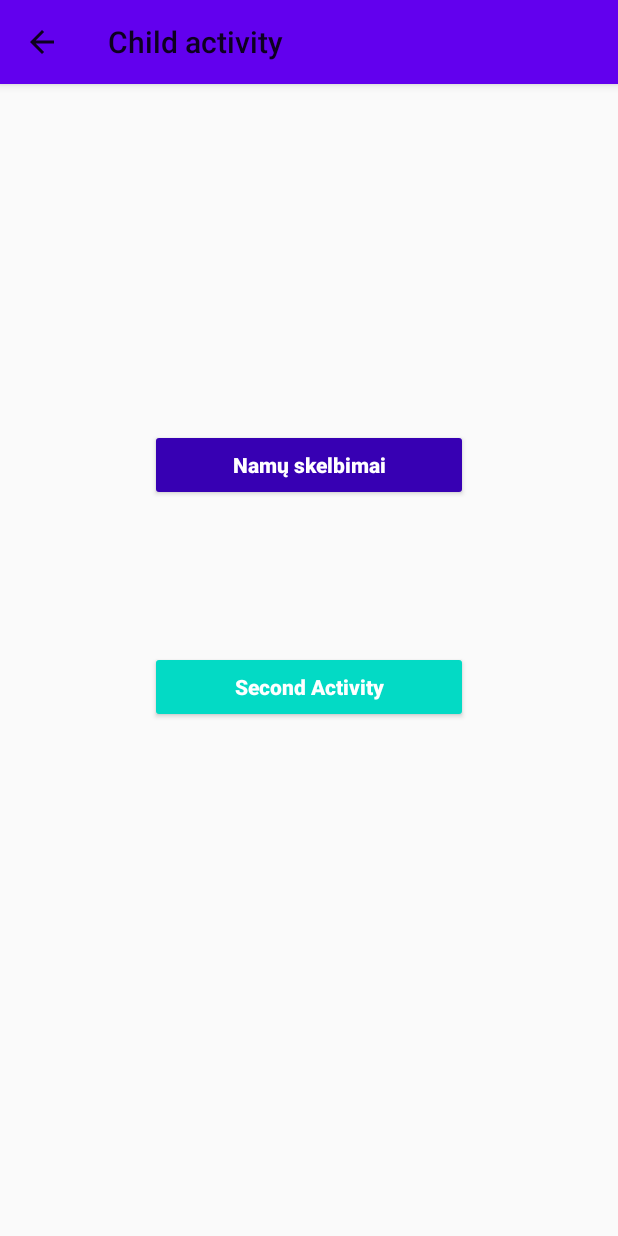
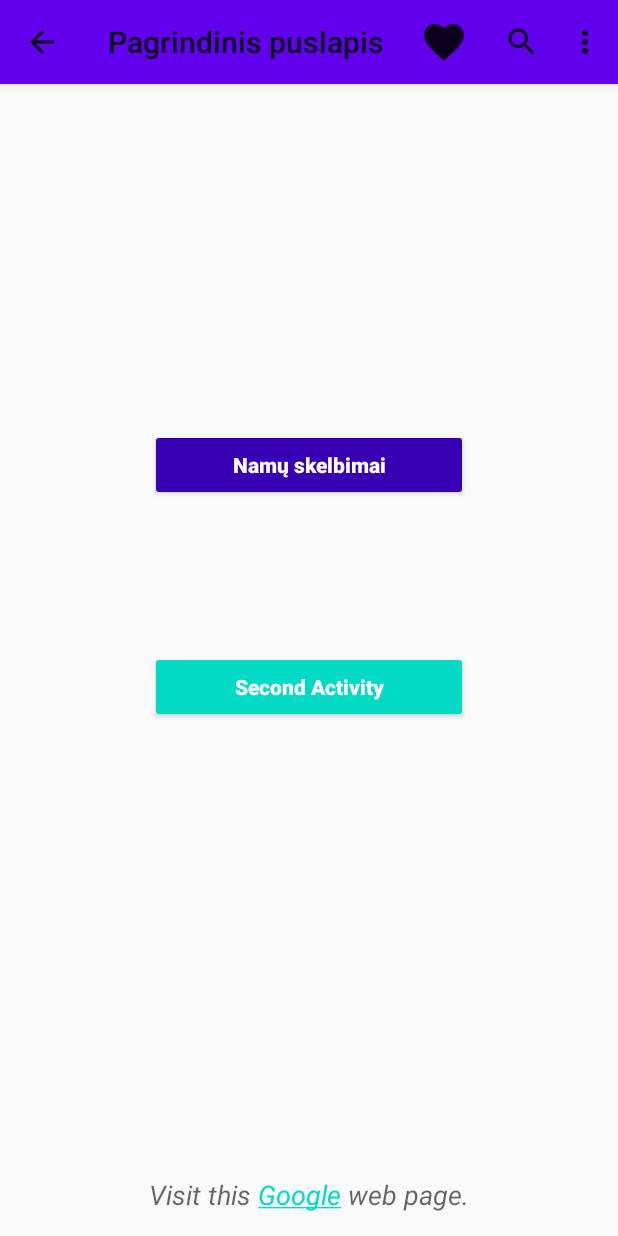
Before and after one commit to AurimasJa/Real-estate, an Android app: the FirstActivity screen opened directly, with no data from a screen before it, on a phone screen of 412 x 824 dp. Run offline under Robolectric (Android 15) with nearby library versions, the light colour scheme and no system bars.

Commit message:
design improvements

```diff
--- a/app/src/main/java/edu/ktu/myfirstapplication/FirstActivity.java
+++ b/app/src/main/java/edu/ktu/myfirstapplication/FirstActivity.java
@@ -3,9 +3,14 @@ package edu.ktu.myfirstapplication;
 import androidx.appcompat.app.ActionBar;
 import androidx.appcompat.app.AppCompatActivity;
 import androidx.appcompat.widget.Toolbar;
+import androidx.appcompat.widget.SearchView;
+import androidx.appcompat.view.menu.MenuView;
 import android.content.Context;
 import android.content.Intent;
 import android.os.Bundle;
+import android.text.Html;
+import android.text.method.LinkMovementMethod;
+import android.view.Menu;
 import android.view.View;
 import android.widget.Button;
 import android.widget.TextView;
@@ -16,7 +21,7 @@ public class FirstActivity extends AppCompatActivity {
     private Button myButton;
     private Button skelbimai;
     private Toolbar myToolbar;
-    private TextView myTextView;
+    private TextView link;
     private Button secondActivityButton;
     private Context context = this;
 
@@ -32,7 +37,10 @@ public class FirstActivity extends AppCompatActivity {
 
         ActionBar ab = getSupportActionBar();
         ab.setDisplayHomeAsUpEnabled(true);
-  //      myTextView = (TextView) findViewById(R.id.textView);
+        link = (TextView) findViewById(R.id.link);
+        String linkText = "Visit this <a href='https://google.com'>Google</a> web page.";
+        link.setText(Html.fromHtml(linkText));
+        link.setMovementMethod(LinkMovementMethod.getInstance());
 
         skelbimai.setOnClickListener(skelbimaiClick);
         secondActivityButton.setOnClickListener(startSecondActivity);
@@ -100,4 +108,17 @@ public class FirstActivity extends AppCompatActivity {
 
         }
     }
+
+    @Override
+    public boolean onCreateOptionsMenu(Menu menu) {
+        getMenuInflater().inflate(R.menu.appbarmenu, menu);
+
+        MenuItem searchItem = menu.findItem(R.id.action_search);
+        SearchView searchView =
+                (SearchView) searchItem.getActionView();
+
+        // Configure the search info and add any event listeners...
+
+        return super.onCreateOptionsMenu(menu);
+    }
 }
--- /dev/null
+++ b/app/src/main/res/drawable/ic_favorite_black_48dp.xml
@@ -0,0 +1,5 @@
+<vector android:height="48dp" android:tint="?attr/colorControlNormal"
+    android:viewportHeight="24" android:viewportWidth="24"
+    android:width="48dp" xmlns:android="http://schemas.android.com/apk/res/android">
+    <path android:fillColor="@android:color/white" android:pathData="M12,21.35l-1.45,-1.32C5.4,15.36 2,12.28 2,8.5 2,5.42 4.42,3 7.5,3c1.74,0 3.41,0.81 4.5,2.09C13.09,3.81 14.76,3 16.5,3 19.58,3 22,5.42 22,8.5c0,3.78 -3.4,6.86 -8.55,11.54L12,21.35z"/>
+</vector>
--- /dev/null
+++ b/app/src/main/res/drawable/ic_search.xml
@@ -0,0 +1,10 @@
+<vector xmlns:android="http://schemas.android.com/apk/res/android"
+    android:width="24dp"
+    android:height="24dp"
+    android:viewportWidth="24"
+    android:viewportHeight="24"
+    android:tint="?attr/colorControlNormal">
+  <path
+      android:fillColor="@android:color/white"
+      android:pathData="M15.5,14h-0.79l-0.28,-0.27C15.41,12.59 16,11.11 16,9.5 16,5.91 13.09,3 9.5,3S3,5.91 3,9.5 5.91,16 9.5,16c1.61,0 3.09,-0.59 4.23,-1.57l0.27,0.28v0.79l5,4.99L20.49,19l-4.99,-5zM9.5,14C7.01,14 5,11.99 5,9.5S7.01,5 9.5,5 14,7.01 14,9.5 11.99,14 9.5,14z"/>
+</vector>
--- a/app/src/main/res/layout/firstactivitydesign.xml
+++ b/app/src/main/res/layout/firstactivitydesign.xml
@@ -40,4 +40,19 @@
         android:textStyle="bold"
         android:text="@string/second_activity_button" />
 
+    <RelativeLayout
+        android:layout_width="match_parent"
+        android:layout_height="match_parent">
+        <TextView
+            android:id="@+id/link"
+            android:layout_width="match_parent"
+            android:layout_height="wrap_content"
+            android:textAppearance="@style/TextAppearance.AppCompat.Medium"
+            android:textStyle="italic"
+            android:padding="15dp"
+            android:gravity="center"
+            android:layout_alignParentBottom="true"
+            android:text="TextView" />
+    </RelativeLayout>
+
 </LinearLayout>
--- a/app/src/main/res/layout/skelbimaidesign.xml
+++ b/app/src/main/res/layout/skelbimaidesign.xml
@@ -4,6 +4,8 @@
     android:layout_width="match_parent"
     android:layout_height="match_parent">
 
+    <include
+        layout="@layout/toolbar"/>
 
     <TextView
         android:id="@+id/textView2"
--- a/app/src/main/res/menu/appbarmenu.xml
+++ b/app/src/main/res/menu/appbarmenu.xml
@@ -14,4 +14,15 @@
         android:title="@string/action_settings"
         app:showAsAction="never"/>
 
+    <item android:id="@+id/action_search"
+        android:title="@string/action_search"
+        android:icon="@drawable/ic_search"
+        app:showAsAction="ifRoom|collapseActionView"
+        app:actionViewClass="androidx.appcompat.widget.SearchView" />
+
+    <item android:id="@+id/action_share"
+        android:title="@string/action_share"
+        app:showAsAction="ifRoom"
+        app:actionProviderClass="androidx.appcompat.widget.ShareActionProvider"/>
+
 </menu>
--- a/app/src/main/res/values/strings.xml
+++ b/app/src/main/res/values/strings.xml
@@ -18,4 +18,8 @@
 
     <string name="action_settings">Nustatymai</string>
     <string name="action_favorite">Įsiminti</string>
+    <string name="action_search">Paieška</string>
+    <string name="action_share">Dalintis</string>
+    <string name="appbarMainPage">Pagrindinis puslapis</string>
+    <string name="appbarSkelbimai">Skelbimai</string>
 </resources>
```
Also changed, not shown: app/src/main/AndroidManifest.xml (+10 -2 lines), app/src/main/java/edu/ktu/myfirstapplication/Skelbimai.java (+42 -7 lines), app/src/main/res/layout/toolbar.xml (added, +10 -0 lines).
